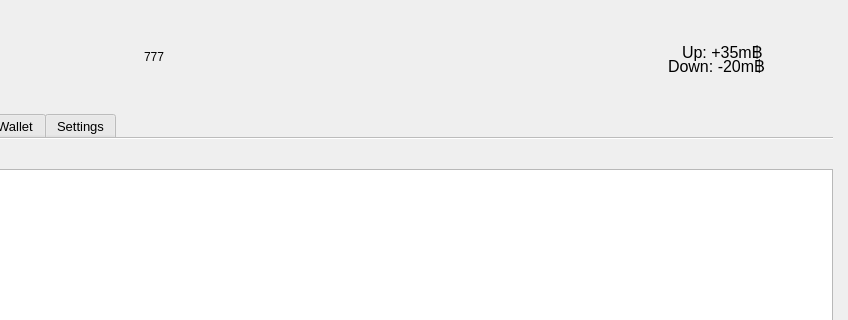
RdeWilde/JoyStream, file lib/view/mainwindow.ui: the form before one commit; both pictures show x 100 to 948 and y 0 to 320 of the 948 by 513 pixel window.
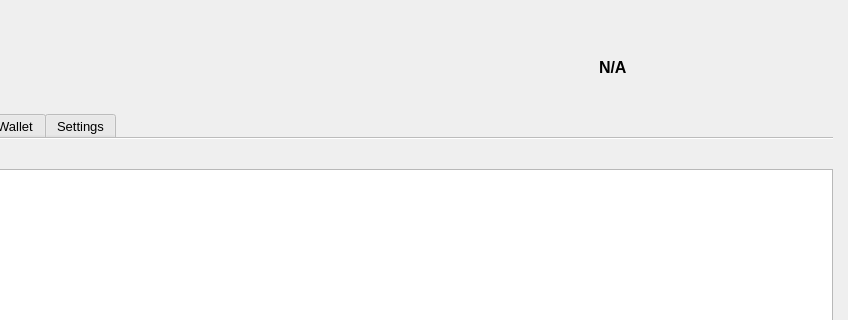
The form after the commit. Icons and pictures are not drawn.

```diff
--- a/lib/view/mainwindow.ui
+++ b/lib/view/mainwindow.ui
@@ -163,8 +163,8 @@
    <widget class="QLabel" name="label">
     <property name="geometry">
      <rect>
-      <x>881</x>
-      <y>30</y>
+      <x>870</x>
+      <y>42</y>
       <width>51</width>
       <height>53</height>
      </rect>
@@ -179,50 +179,21 @@
    <widget class="QLabel" name="label_2">
     <property name="geometry">
      <rect>
-      <x>782</x>
-      <y>38</y>
-      <width>91</width>
-      <height>26</height>
+      <x>699</x>
+      <y>56</y>
+      <width>89</width>
+      <height>23</height>
      </rect>
     </property>
     <property name="font">
      <font>
       <pointsize>12</pointsize>
+      <weight>75</weight>
+      <bold>true</bold>
      </font>
     </property>
     <property name="text">
-     <string>Up: +35m฿</string>
-    </property>
-   </widget>
-   <widget class="QLabel" name="label_3">
-    <property name="geometry">
-     <rect>
-      <x>768</x>
-      <y>52</y>
-      <width>105</width>
-      <height>26</height>
-     </rect>
-    </property>
-    <property name="font">
-     <font>
-      <pointsize>12</pointsize>
-     </font>
-    </property>
-    <property name="text">
-     <string>Down: -20m฿</string>
-    </property>
-   </widget>
-   <widget class="QLabel" name="label_4">
-    <property name="geometry">
-     <rect>
-      <x>244</x>
-      <y>50</y>
-      <width>46</width>
-      <height>13</height>
-     </rect>
-    </property>
-    <property name="text">
-     <string>777</string>
+     <string>N/A</string>
     </property>
    </widget>
   </widget>
```
Left out of the diff: 10 changed lines with no effect on the pictures.
